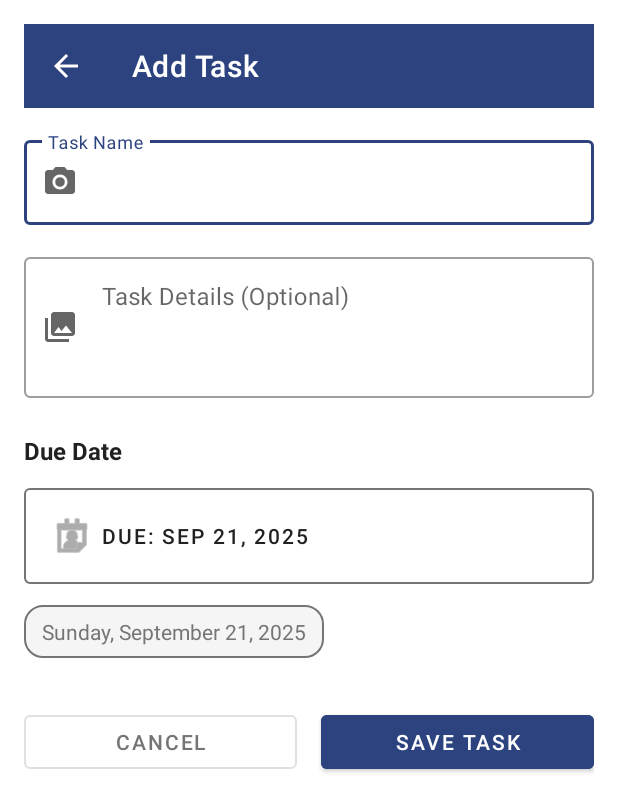
After one commit to Aschynt/APK-Task-App-v2, an Android app: the AddEditTaskActivity screen opened directly, with no data from a screen before it, on a phone screen of 412 x 824 dp. The commit adds this screen. Shown: the top 812 px of the screen. Run offline under Robolectric (Android 15) with nearby library versions, the phone set to English and light mode, and no system bars; our stand-ins replace Firebase (no records; nobody signed in at launch, a user with empty details on screens opened directly).

Commit message:
Tasks 4 - Add tasks w/ issues
4th commit for Tasks menu. The task view works mostly fine, the task adding works fine, the menu for it works and looks good.
What the issue is that while the tasks are being added, they aren't being displayed in the tasks menu, so you can't see what tasks were added. Next commit should be fixes for that.

```diff
--- a/app/src/main/java/com/example/myapplication/data/Task.kt
+++ b/app/src/main/java/com/example/myapplication/data/Task.kt
@@ -3,6 +3,7 @@ package com.example.myapplication.data
 import com.google.firebase.Timestamp
 import com.google.firebase.firestore.DocumentId
 import com.google.firebase.firestore.PropertyName
+import java.io.Serializable
 import java.util.Date
 
 data class Task(
@@ -29,7 +30,7 @@ data class Task(
 
     @PropertyName("created_date")
     val createdDate: Timestamp = Timestamp.now()
-) {
+) : Serializable {
     // No-argument constructor required for Firestore
     constructor() : this("", "", "", Timestamp.now(), false, null, "", Timestamp.now())
 
--- /dev/null
+++ b/app/src/main/java/com/example/myapplication/ui/tasks/AddEditTaskActivity.kt
@@ -0,0 +1,260 @@
+package com.example.myapplication.ui.tasks
+
+import android.app.DatePickerDialog
+import android.content.Context
+import android.content.Intent
+import android.os.Bundle
+import android.view.MenuItem
+import android.view.View
+import android.widget.Toast
+import androidx.activity.viewModels
+import androidx.appcompat.app.AppCompatActivity
+import androidx.lifecycle.lifecycleScope
+import com.example.myapplication.R
+import com.example.myapplication.data.CreateTaskRequest
+import com.example.myapplication.data.Task
+import com.example.myapplication.data.TaskRepository
+import com.example.myapplication.data.UpdateTaskRequest
+import com.example.myapplication.databinding.ActivityAddEditTaskBinding
+import com.google.firebase.auth.FirebaseAuth
+import kotlinx.coroutines.launch
+import java.text.SimpleDateFormat
+import java.util.*
+
+class AddEditTaskActivity : AppCompatActivity() {
+
+    private lateinit var binding: ActivityAddEditTaskBinding
+    private val repository = TaskRepository()
+    private val auth = FirebaseAuth.getInstance()
+
+    private var selectedDate: Date? = null
+    private var taskToEdit: Task? = null
+    private var isEditMode = false
+
+    companion object {
+        const val EXTRA_TASK_ID = "task_id"
+        const val EXTRA_TASK = "task"
+
+        fun newIntent(context: Context): Intent {
+            return Intent(context, AddEditTaskActivity::class.java)
+        }
+
+        fun newEditIntent(context: Context, task: Task): Intent {
+            return Intent(context, AddEditTaskActivity::class.java).apply {
+                putExtra(EXTRA_TASK, task)
+            }
+        }
+    }
+
+    override fun onCreate(savedInstanceState: Bundle?) {
+        super.onCreate(savedInstanceState)
+        binding = ActivityAddEditTaskBinding.inflate(layoutInflater)
+        setContentView(binding.root)
+
+        setupToolbar()
+        setupUI()
+        handleIntent()
+        setupClickListeners()
+    }
+
+    private fun setupToolbar() {
+        setSupportActionBar(binding.toolbar)
+        supportActionBar?.setDisplayHomeAsUpEnabled(true)
+        supportActionBar?.setDisplayShowHomeEnabled(true)
+    }
+
+    private fun setupUI() {
+        // Set default date to tomorrow
+        val calendar = Calendar.getInstance()
+        calendar.add(Calendar.DAY_OF_MONTH, 1)
+        selectedDate = calendar.time
+        updateDateDisplay()
+    }
+
+    private fun handleIntent() {
+        // Check if we're in edit mode
+        taskToEdit = intent.getSerializableExtra(EXTRA_TASK) as? Task
+
+        if (taskToEdit != null) {
+            isEditMode = true
+            setupEditMode(taskToEdit!!)
+        } else {
+            isEditMode = false
+            setupAddMode()
+        }
+    }
+
+    private fun setupAddMode() {
+        binding.toolbar.title = "Add Task"
+        binding.btnSave.text = "Save Task"
+    }
+
+    private fun setupEditMode(task: Task) {
+        binding.toolbar.title = "Edit Task"
+        binding.btnSave.text = "Update Task"
+
+        // Pre-populate form with task data
+        binding.etTaskName.setText(task.name)
+        binding.etTaskDetails.setText(task.details)
+        selectedDate = task.getDueDateAsDate()
+        updateDateDisplay()
+    }
+
+    private fun setupClickListeners() {
+        binding.btnSelectDate.setOnClickListener {
+            showDatePicker()
+        }
+
+        binding.btnCancel.setOnClickListener {
+            finish()
+        }
+
+        binding.btnSave.setOnClickListener {
+            if (validateForm()) {
+                saveTask()
+            }
+        }
+    }
+
+    private fun showDatePicker() {
+        val calendar = Calendar.getInstance()
+        selectedDate?.let { calendar.time = it }
+
+        val datePickerDialog = DatePickerDialog(
+            this,
+            { _, year, month, dayOfMonth ->
+                val newCalendar = Calendar.getInstance()
+                newCalendar.set(year, month, dayOfMonth)
+                selectedDate = newCalendar.time
+                updateDateDisplay()
+            },
+            calendar.get(Calendar.YEAR),
+            calendar.get(Calendar.MONTH),
+            calendar.get(Calendar.DAY_OF_MONTH)
+        )
+
+        // Don't allow selecting dates in the past
+        datePickerDialog.datePicker.minDate = System.currentTimeMillis()
+        datePickerDialog.show()
+    }
+
+    private fun updateDateDisplay() {
+        selectedDate?.let { date ->
+            val dateFormat = SimpleDateFormat("EEEE, MMMM dd, yyyy", Locale.getDefault())
+            binding.tvSelectedDate.text = dateFormat.format(date)
+            binding.tvSelectedDate.visibility = View.VISIBLE
+
+            // Update button text
+            val shortFormat = SimpleDateFormat("MMM dd, yyyy", Locale.getDefault())
+            binding.btnSelectDate.text = "Due: ${shortFormat.format(date)}"
+        }
+    }
+
+    private fun validateForm(): Boolean {
+        var isValid = true
+
+        // Clear previous errors
+        binding.tilTaskName.error = null
+        binding.tvErrorMessage.visibility = View.GONE
+
+        // Validate task name
+        val taskName = binding.etTaskName.text.toString().trim()
+        if (taskName.isEmpty()) {
+            binding.tilTaskName.error = "Task name is required"
+            isValid = false
+        } else if (taskName.length < 3) {
+            binding.tilTaskName.error = "Task name must be at least 3 characters"
+            isValid = false
+        }
+
+        // Validate due date
+        if (selectedDate == null) {
+            showError("Please select a due date")
+            isValid = false
+        } else {
+            // Check if date is not in the past
+            val today = Calendar.getInstance()
+            today.set(Calendar.HOUR_OF_DAY, 0)
+            today.set(Calendar.MINUTE, 0)
+            today.set(Calendar.SECOND, 0)
+            today.set(Calendar.MILLISECOND, 0)
+
+            if (selectedDate!!.before(today.time)) {
+                showError("Due date cannot be in the past")
+                isValid = false
+            }
+        }
+
+        return isValid
+    }
+
+    private fun saveTask() {
+        val taskName = binding.etTaskName.text.toString().trim()
+        val taskDetails = binding.etTaskDetails.text.toString().trim()
+        val userId = auth.currentUser?.uid ?: return
+
+        showLoading(true)
+
+        lifecycleScope.launch {
+            try {
+                val result = if (isEditMode && taskToEdit != null) {
+                    // Update existing task
+                    val updateRequest = UpdateTaskRequest(
+                        name = taskName,
+                        details = taskDetails,
+                        dueDate = selectedDate
+                    )
+                    repository.updateTask(taskToEdit!!.id, updateRequest)
+                } else {
+                    // Create new task
+                    val createRequest = CreateTaskRequest(
+                        name = taskName,
+                        details = taskDetails,
+                        dueDate = selectedDate!!,
+                        userId = userId
+                    )
+                    repository.createTask(createRequest)
+                }
+
+                showLoading(false)
+
+                if (result.isSuccess) {
+                    val message = if (isEditMode) "Task updated successfully" else "Task created successfully"
+                    Toast.makeText(this@AddEditTaskActivity, message, Toast.LENGTH_SHORT).show()
+
+                    // Set result and finish
+                    setResult(RESULT_OK)
+                    finish()
+                } else {
+                    val error = result.exceptionOrNull()?.message ?: "Unknown error occurred"
+                    showError(error)
+                }
+
+            } catch (e: Exception) {
+                showLoading(false)
+                showError("Error: ${e.message}")
+            }
+        }
+    }
+
+    private fun showLoading(show: Boolean) {
+        binding.progressBar.visibility = if (show) View.VISIBLE else View.GONE
+        binding.btnSave.isEnabled = !show
+        binding.btnCancel.isEnabled = !show
+    }
+
+    private fun showError(message: String) {
+        binding.tvErrorMessage.text = message
+        binding.tvErrorMessage.visibility = View.VISIBLE
+    }
+
+    override fun onOptionsItemSelected(item: MenuItem): Boolean {
+        return when (item.itemId) {
+            android.R.id.home -> {
+                finish()
+                true
+            }
+            else -> super.onOptionsItemSelected(item)
+        }
+    }
+}
--- /dev/null
+++ b/app/src/main/res/layout/activity_add_edit_task.xml
@@ -0,0 +1,192 @@
+<?xml version="1.0" encoding="utf-8"?>
+<ScrollView xmlns:android="http://schemas.android.com/apk/res/android"
+    xmlns:app="http://schemas.android.com/apk/res-auto"
+    xmlns:tools="http://schemas.android.com/tools"
+    android:layout_width="match_parent"
+    android:layout_height="match_parent"
+    android:fillViewport="true">
+
+    <androidx.constraintlayout.widget.ConstraintLayout
+        android:layout_width="match_parent"
+        android:layout_height="wrap_content"
+        android:padding="16dp"
+        tools:context=".ui.tasks.AddEditTaskActivity">
+
+        <!-- Toolbar -->
+        <androidx.appcompat.widget.Toolbar
+            android:id="@+id/toolbar"
+            android:layout_width="match_parent"
+            android:layout_height="?attr/actionBarSize"
+            android:layout_marginBottom="24dp"
+            android:background="?attr/colorPrimary"
+            android:theme="@style/ThemeOverlay.AppCompat.Dark.ActionBar"
+            app:layout_constraintTop_toTopOf="parent"
+            app:title="Add Task"
+            app:titleTextColor="@android:color/white" />
+
+        <!-- Task Name Input -->
+        <com.google.android.material.textfield.TextInputLayout
+            android:id="@+id/til_task_name"
+            style="@style/Widget.MaterialComponents.TextInputLayout.OutlinedBox"
+            android:layout_width="match_parent"
+            android:layout_height="wrap_content"
+            android:layout_marginTop="16dp"
+            android:hint="Task Name"
+            app:layout_constraintTop_toBottomOf="@id/toolbar"
+            app:startIconDrawable="@drawable/ic_menu_camera">
+
+            <com.google.android.material.textfield.TextInputEditText
+                android:id="@+id/et_task_name"
+                android:layout_width="match_parent"
+                android:layout_height="wrap_content"
+                android:inputType="textCapSentences"
+                android:maxLength="100" />
+
+        </com.google.android.material.textfield.TextInputLayout>
+
+        <!-- Task Details Input -->
+        <com.google.android.material.textfield.TextInputLayout
+            android:id="@+id/til_task_details"
+            style="@style/Widget.MaterialComponents.TextInputLayout.OutlinedBox"
+            android:layout_width="match_parent"
+            android:layout_height="wrap_content"
+            android:layout_marginTop="16dp"
+            android:hint="Task Details (Optional)"
+            app:layout_constraintTop_toBottomOf="@id/til_task_name"
+            app:startIconDrawable="@drawable/ic_menu_gallery">
+
+            <com.google.android.material.textfield.TextInputEditText
+                android:id="@+id/et_task_details"
+                android:layout_width="match_parent"
+                android:layout_height="wrap_content"
+                android:gravity="top"
+                android:inputType="textMultiLine|textCapSentences"
+                android:lines="3"
+                android:maxLength="500" />
+
+        </com.google.android.material.textfield.TextInputLayout>
+
+        <!-- Due Date Section -->
+        <TextView
+            android:id="@+id/tv_due_date_label"
+            android:layout_width="wrap_content"
+            android:layout_height="wrap_content"
+            android:layout_marginTop="24dp"
+            android:text="Due Date"
+            android:textColor="@color/text_primary"
+            android:textSize="16sp"
+            android:textStyle="bold"
+            app:layout_constraintStart_toStartOf="parent"
+            app:layout_constraintTop_toBottomOf="@id/til_task_details" />
+
+        <!-- Date Picker Button -->
+        <com.google.android.material.button.MaterialButton
+            android:id="@+id/btn_select_date"
+            style="@style/Widget.MaterialComponents.Button.OutlinedButton"
+            android:layout_width="match_parent"
+            android:layout_height="wrap_content"
+            android:layout_marginTop="8dp"
+            android:gravity="start|center_vertical"
+            android:padding="16dp"
+            android:text="Select Due Date"
+            android:textColor="@color/text_primary"
+            app:icon="@android:drawable/ic_menu_my_calendar"
+            app:iconGravity="start"
+            app:iconTint="@color/text_secondary"
+            app:layout_constraintTop_toBottomOf="@id/tv_due_date_label"
+            app:strokeColor="@color/text_secondary" />
+
+        <!-- Selected Date Display -->
+        <TextView
+            android:id="@+id/tv_selected_date"
+            android:layout_width="wrap_content"
+            android:layout_height="wrap_content"
+            android:layout_marginTop="8dp"
+            android:background="@drawable/date_background"
+            android:paddingHorizontal="12dp"
+            android:paddingVertical="8dp"
+            android:textColor="@color/text_secondary"
+            android:textSize="14sp"
+            android:visibility="gone"
+            app:layout_constraintStart_toStartOf="parent"
+            app:layout_constraintTop_toBottomOf="@id/btn_select_date"
+            tools:text="January 25, 2025"
+            tools:visibility="visible" />
+
+        <!-- Priority Section (Optional Enhancement) -->
+        <TextView
+            android:id="@+id/tv_priority_label"
+            android:layout_width="wrap_content"
+            android:layout_height="wrap_content"
+            android:layout_marginTop="24dp"
+            android:text="Priority"
+            android:textColor="@color/text_primary"
+            android:textSize="16sp"
+            android:textStyle="bold"
+            android:visibility="gone"
+            app:layout_constraintStart_toStartOf="parent"
+            app:layout_constraintTop_toBottomOf="@id/tv_selected_date"
+            tools:visibility="visible" />
+
+        <!-- Action Buttons -->
+        <LinearLayout
+            android:id="@+id/layout_buttons"
+            android:layout_width="match_parent"
+            android:layout_height="wrap_content"
+            android:layout_marginTop="32dp"
+            android:orientation="horizontal"
+            android:weightSum="2"
+            app:layout_constraintTop_toBottomOf="@id/tv_priority_label">
+
+            <com.google.android.material.button.MaterialButton
+                android:id="@+id/btn_cancel"
+                style="@style/Widget.MaterialComponents.Button.OutlinedButton"
+                android:layout_width="0dp"
+                android:layout_height="wrap_content"
+                android:layout_marginEnd="8dp"
+                android:layout_weight="1"
+                android:text="Cancel"
+                android:textColor="@color/text_secondary" />
+
+            <com.google.android.material.button.MaterialButton
+                android:id="@+id/btn_save"
+                style="@style/Widget.MaterialComponents.Button"
+                android:layout_width="0dp"
+                android:layout_height="wrap_content"
+                android:layout_marginStart="8dp"
+                android:layout_weight="1"
+                android:backgroundTint="?attr/colorPrimary"
+                android:text="Save Task"
+                android:textColor="@android:color/white" />
+
+        </LinearLayout>
+
+        <!-- Loading Progress -->
+        <ProgressBar
+            android:id="@+id/progress_bar"
+            android:layout_width="wrap_content"
+            android:layout_height="wrap_content"
+            android:layout_marginTop="16dp"
+            android:visibility="gone"
+            app:layout_constraintEnd_toEndOf="parent"
+            app:layout_constraintStart_toStartOf="parent"
+            app:layout_constraintTop_toBottomOf="@id/layout_buttons" />
+
+        <!-- Error Message -->
+        <TextView
+            android:id="@+id/tv_error_message"
+            android:layout_width="match_parent"
+            android:layout_height="wrap_content"
+            android:layout_marginTop="8dp"
+            android:background="@drawable/date_background"
+            android:padding="12dp"
+            android:textColor="@color/text_overdue"
+            android:textSize="14sp"
+            android:visibility="gone"
+            app:layout_constraintTop_toBottomOf="@id/progress_bar"
+            tools:text="Error: Task name is required"
+            tools:visibility="visible" />
+
+    </androidx.constraintlayout.widget.ConstraintLayout>
+
+</ScrollView>
```
Also changed, not shown: app/src/main/AndroidManifest.xml (+8 -0 lines), app/src/main/java/com/example/myapplication/MainActivity.kt (+47 -3 lines), app/src/main/java/com/example/myapplication/ui/tasks/TasksFragment.kt (+23 -4 lines).
